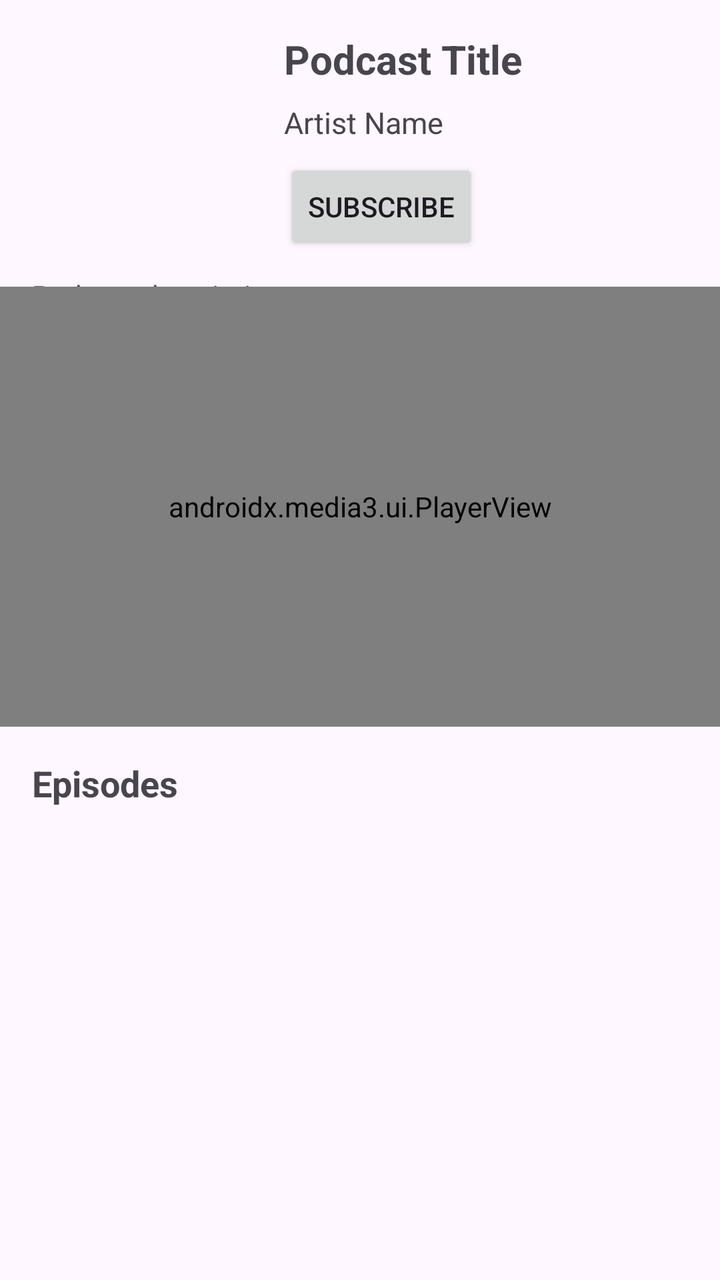
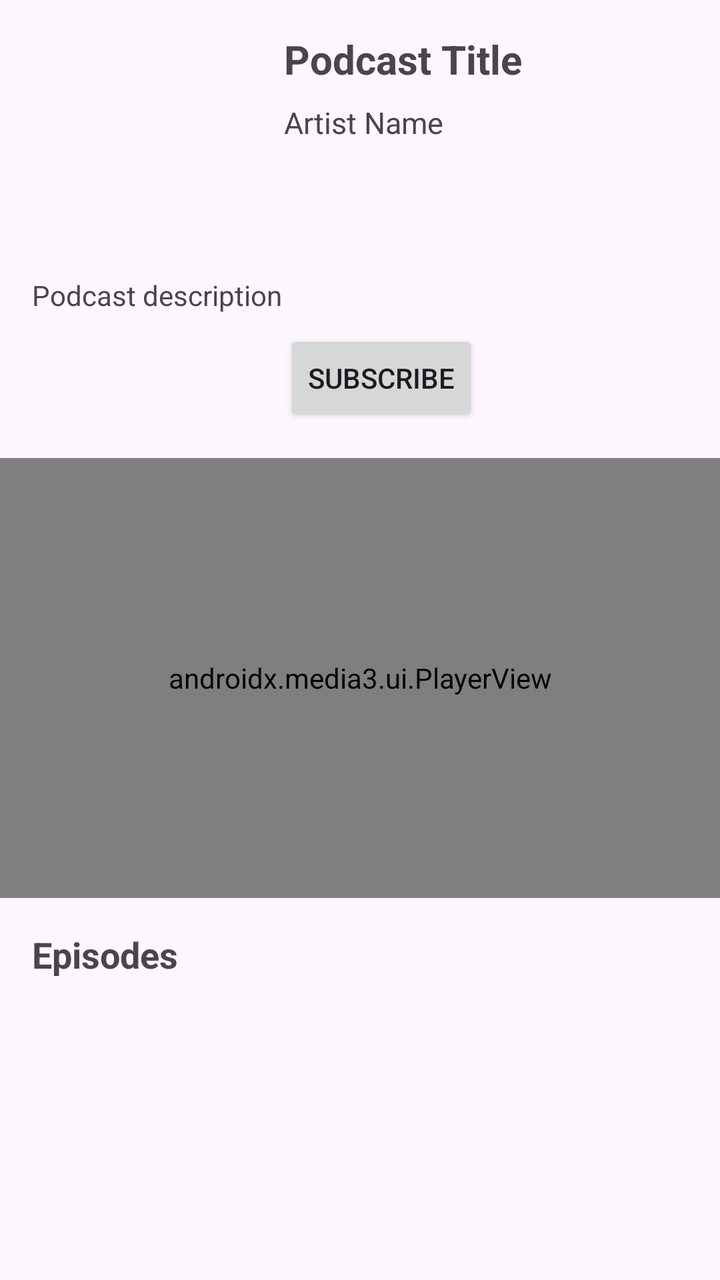

Two renders of the same Android screen: before a commit and after it. Below are the layout's source before the change and the commit's diff.
<!-- AndroidManifest.xml: application theme Theme.ITunesPodcast2026 -->
<!-- res/layout/activity_podcast_detail.xml -->
<?xml version="1.0" encoding="utf-8"?>
<androidx.constraintlayout.widget.ConstraintLayout
    xmlns:android="http://schemas.android.com/apk/res/android"
    xmlns:app="http://schemas.android.com/apk/res-auto"
    android:layout_width="match_parent"
    android:layout_height="match_parent">

    <ImageView
        android:id="@+id/imageViewPodcastArtwork"
        android:layout_width="110dp"
        android:layout_height="110dp"
        android:scaleType="centerCrop"
        app:layout_constraintStart_toStartOf="parent"
        app:layout_constraintTop_toTopOf="parent"
        android:layout_margin="16dp" />

    <TextView
        android:id="@+id/textViewPodcastTitle"
        android:layout_width="0dp"
        android:layout_height="wrap_content"
        android:text="Podcast Title"
        android:textSize="20sp"
        android:textStyle="bold"
        android:maxLines="3"
        android:ellipsize="end"
        app:layout_constraintStart_toEndOf="@id/imageViewPodcastArtwork"
        app:layout_constraintEnd_toEndOf="parent"
        app:layout_constraintTop_toTopOf="@id/imageViewPodcastArtwork"
        android:layout_marginStart="16dp"
        android:layout_marginEnd="16dp" />

    <TextView
        android:id="@+id/textViewPodcastArtist"
        android:layout_width="0dp"
        android:layout_height="wrap_content"
        android:text="Artist Name"
        android:textSize="15sp"
        app:layout_constraintStart_toStartOf="@id/textViewPodcastTitle"
        app:layout_constraintEnd_toEndOf="@id/textViewPodcastTitle"
        app:layout_constraintTop_toBottomOf="@id/textViewPodcastTitle"
        android:layout_marginTop="8dp" />

    <Button
        android:id="@+id/buttonSubscribe"
        android:layout_width="wrap_content"
        android:layout_height="wrap_content"
        android:text="SUBSCRIBE"
        app:layout_constraintStart_toStartOf="@id/textViewPodcastTitle"
        app:layout_constraintTop_toBottomOf="@id/textViewPodcastArtist"
        android:layout_marginTop="8dp" />

    <TextView
        android:id="@+id/textViewDescription"
        android:layout_width="0dp"
        android:layout_height="wrap_content"
        android:text="Podcast description"
        android:textSize="14sp"
        android:maxLines="4"
        android:ellipsize="end"
        app:layout_constraintStart_toStartOf="parent"
        app:layout_constraintEnd_toEndOf="parent"
        app:layout_constraintTop_toBottomOf="@id/imageViewPodcastArtwork"
        android:layout_marginStart="16dp"
        android:layout_marginEnd="16dp"
        android:layout_marginTop="12dp" />

    <androidx.media3.ui.PlayerView
        android:id="@+id/playerView"
        android:layout_width="0dp"
        android:layout_height="220dp"
        android:keepScreenOn="true"
        app:show_buffering="when_playing"
        app:show_shuffle_button="false"
        app:show_subtitle_button="false"
        app:show_vr_button="false"
        app:show_next_button="false"
        app:show_previous_button="false"
        app:layout_constraintStart_toStartOf="parent"
        app:layout_constraintEnd_toEndOf="parent"
        app:layout_constraintTop_toBottomOf="@id/buttonSubscribe"
        android:layout_marginTop="16dp" />

    <TextView
        android:id="@+id/textViewEpisodesTitle"
        android:layout_width="wrap_content"
        android:layout_height="wrap_content"
        android:text="Episodes"
        android:textSize="18sp"
        android:textStyle="bold"
        app:layout_constraintStart_toStartOf="parent"
        app:layout_constraintTop_toBottomOf="@id/playerView"
        android:layout_marginStart="16dp"
        android:layout_marginTop="16dp" />

    <androidx.recyclerview.widget.RecyclerView
        android:id="@+id/recyclerViewEpisodes"
        android:layout_width="0dp"
        android:layout_height="0dp"
        android:clipToPadding="false"
        android:padding="8dp"
        app:layout_constraintStart_toStartOf="parent"
        app:layout_constraintEnd_toEndOf="parent"
        app:layout_constraintTop_toBottomOf="@id/textViewEpisodesTitle"
        app:layout_constraintBottom_toBottomOf="parent" />

</androidx.constraintlayout.widget.ConstraintLayout>
<!-- resources referenced by this layout -->
<resources>
  <style name="Theme.ITunesPodcast2026" parent="Base.Theme.ITunesPodcast2026" />
  <style name="Base.Theme.ITunesPodcast2026" parent="Theme.Material3.DayNight.NoActionBar">
          
          
      </style>
</resources>

<!-- the commit's change to res/layout/activity_podcast_detail.xml (unified diff, before → after) -->
@@ -46,7 +46,7 @@
         android:layout_height="wrap_content"
         android:text="SUBSCRIBE"
         app:layout_constraintStart_toStartOf="@id/textViewPodcastTitle"
-        app:layout_constraintTop_toBottomOf="@id/textViewPodcastArtist"
+        app:layout_constraintTop_toBottomOf="@id/textViewDescription"
         android:layout_marginTop="8dp" />
 
     <TextView
